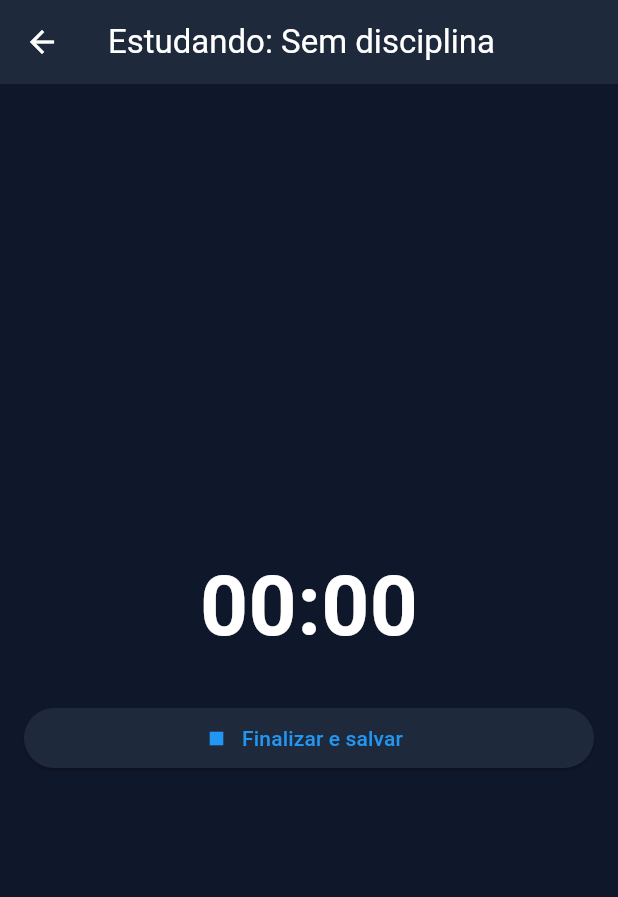
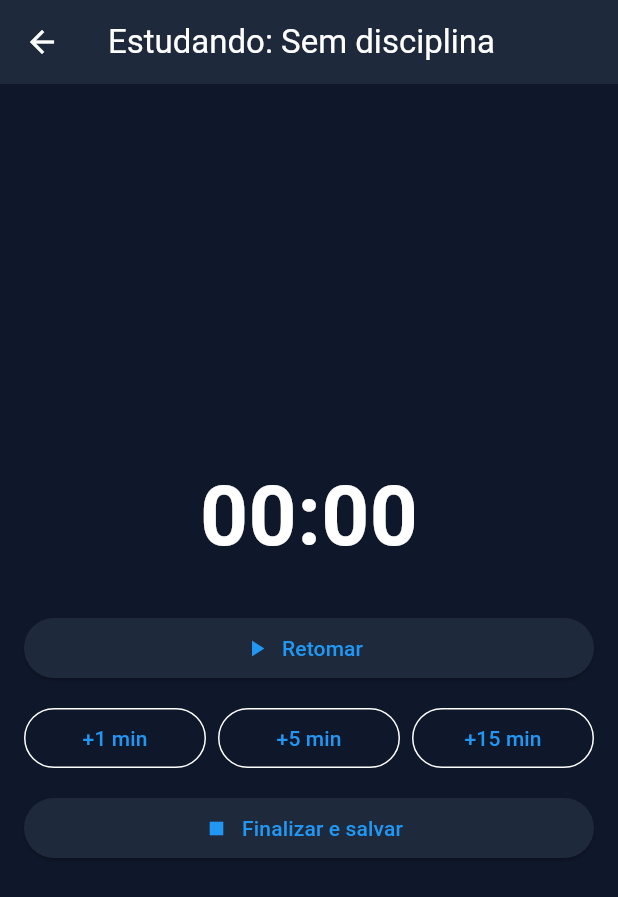
Before and after one commit to Eudberg/zion_mind_pro, a Flutter app: the TelaCronometro screen opened directly, on a phone screen of 412 x 824 dp. Shown: the top 897 px of the screen. Run offline on Flutter 3.47's test engine with Material 3 defaults, Android fonts, the phone set to English and light mode, and no system bars; our stand-ins replace csv, file_picker, percent_indicator, shared_preferences, sqflite; accounts and stored records are empty.

Commit message:
etapa 4 - completa - rodando

```diff
--- a/lib/screens/tela_cronometro.dart
+++ b/lib/screens/tela_cronometro.dart
@@ -38,6 +38,40 @@ class TelaCronometro extends StatelessWidget {
                 SizedBox(
                   width: double.infinity,
                   child: ElevatedButton.icon(
+                    onPressed: controller.pausarOuRetomar,
+                    icon: Icon(controller.estudando ? Icons.pause : Icons.play_arrow),
+                    label: Text(controller.estudando ? 'Pausar' : 'Retomar'),
+                  ),
+                ),
+                const SizedBox(height: 12),
+                Row(
+                  children: [
+                    Expanded(
+                      child: OutlinedButton(
+                        onPressed: () => controller.adicionarMinutos(1),
+                        child: const Text('+1 min'),
+                      ),
+                    ),
+                    const SizedBox(width: 8),
+                    Expanded(
+                      child: OutlinedButton(
+                        onPressed: () => controller.adicionarMinutos(5),
+                        child: const Text('+5 min'),
+                      ),
+                    ),
+                    const SizedBox(width: 8),
+                    Expanded(
+                      child: OutlinedButton(
+                        onPressed: () => controller.adicionarMinutos(15),
+                        child: const Text('+15 min'),
+                      ),
+                    ),
+                  ],
+                ),
+                const SizedBox(height: 12),
+                SizedBox(
+                  width: double.infinity,
+                  child: ElevatedButton.icon(
                     onPressed: () async {
                       final tarefaId = controller.tarefaAtivaId;
                       final ordemGlobal = controller.tarefaAtivaOrdemGlobal;
```
Also changed, not shown: lib/controllers/estudo_controller.dart (+13 -0 lines).
